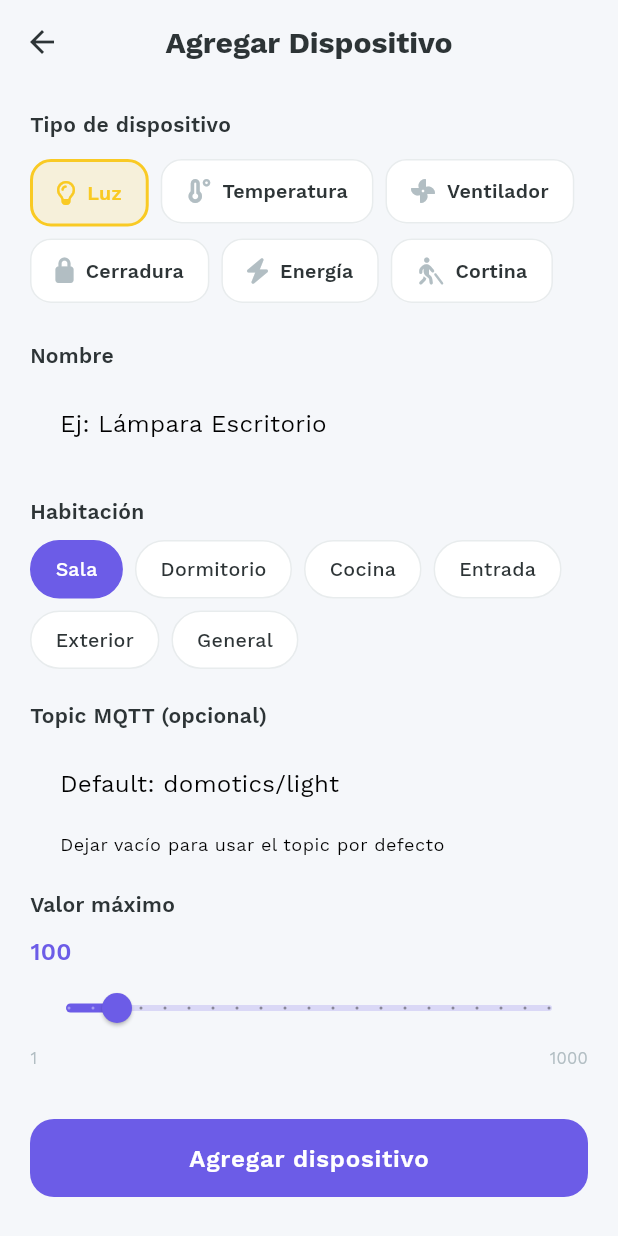
After one commit to siliconvalleyar-oss/domotics_app, a Flutter app: the screen it shows after launch, after a tap on the "add" icon, on a phone screen of 412 x 824 dp. The commit adds this screen. Run offline on Flutter 3.47's test engine with Material 3 defaults, Android fonts, the phone set to English and light mode, and no system bars; our stand-ins replace font_awesome_flutter, shared_preferences; missing offline and left inert: mqtt_client.

Commit message:
feat: add device screen, city field, custom topics, persistence

```diff
--- a/lib/models/device.dart
+++ b/lib/models/device.dart
@@ -78,19 +78,29 @@ extension DeviceTypeExtension on DeviceType {
         return 'domotics/curtain';
     }
   }
+
+  bool get hasSlider {
+    return this == DeviceType.light ||
+        this == DeviceType.temperature ||
+        this == DeviceType.fan ||
+        this == DeviceType.energy ||
+        this == DeviceType.curtain;
+  }
 }
 
 class Device {
   final String id;
   final String name;
   final DeviceType type;
-  final String room;
+  String room;
   bool isOn;
   double value;
   double minValue;
   double maxValue;
   String unit;
   bool isConnected;
+  String city;
+  String customTopic;
 
   Device({
     required this.id,
@@ -103,11 +113,19 @@ class Device {
     this.maxValue = 100,
     this.unit = '%',
     this.isConnected = false,
+    this.city = '',
+    this.customTopic = '',
   });
+
+  String get effectiveTopic {
+    if (customTopic.isNotEmpty) return customTopic;
+    return type.mqttTopic;
+  }
 
   String get valueDisplay {
     if (type == DeviceType.temperature) {
-      return '${value.toStringAsFixed(1)}°C';
+      final cityLabel = city.isNotEmpty ? ' $city' : '';
+      return '${value.toStringAsFixed(1)}°C$cityLabel';
     }
     if (type == DeviceType.lock) {
       return isOn ? 'Cerrado' : 'Abierto';
@@ -129,7 +147,7 @@ class Device {
         type == DeviceType.curtain;
   }
 
-  static List<Device> get sampleDevices => [
+  static List<Device> sampleDevices = [
     Device(
       id: 'light_1',
       name: 'Lámpara Principal',
@@ -149,6 +167,7 @@ class Device {
       minValue: 16,
       maxValue: 30,
       unit: '°C',
+      city: 'Buenos Aires',
     ),
     Device(
       id: 'fan_1',
@@ -217,6 +236,11 @@ class Device {
         'room': room,
         'isOn': isOn,
         'value': value,
+        'city': city,
+        'customTopic': customTopic,
+        'minValue': minValue,
+        'maxValue': maxValue,
+        'unit': unit,
       };
 
   factory Device.fromJson(Map<String, dynamic> json) => Device(
@@ -229,5 +253,10 @@ class Device {
         room: json['room'] as String? ?? 'Sala',
         isOn: json['isOn'] as bool? ?? false,
         value: (json['value'] as num?)?.toDouble() ?? 0,
+        city: json['city'] as String? ?? '',
+        customTopic: json['customTopic'] as String? ?? '',
+        minValue: (json['minValue'] as num?)?.toDouble() ?? 0,
+        maxValue: (json['maxValue'] as num?)?.toDouble() ?? 100,
+        unit: json['unit'] as String? ?? '%',
       );
 }
--- /dev/null
+++ b/lib/screens/add_device_screen.dart
@@ -0,0 +1,277 @@
+import 'package:flutter/material.dart';
+import 'package:font_awesome_flutter/font_awesome_flutter.dart';
+import '../app_theme.dart';
+import '../models/device.dart';
+
+class AddDeviceScreen extends StatefulWidget {
+  const AddDeviceScreen({super.key});
+
+  @override
+  State<AddDeviceScreen> createState() => _AddDeviceScreenState();
+}
+
+class _AddDeviceScreenState extends State<AddDeviceScreen> {
+  final _formKey = GlobalKey<FormState>();
+  final _nameCtrl = TextEditingController();
+  final _topicCtrl = TextEditingController();
+  final _cityCtrl = TextEditingController();
+  DeviceType _type = DeviceType.light;
+  String _room = 'Sala';
+  double _maxValue = 100;
+
+  final List<String> _rooms = ['Sala', 'Dormitorio', 'Cocina', 'Entrada', 'Exterior', 'General'];
+
+  @override
+  void dispose() {
+    _nameCtrl.dispose();
+    _topicCtrl.dispose();
+    _cityCtrl.dispose();
+    super.dispose();
+  }
+
+  @override
+  Widget build(BuildContext context) {
+    return Scaffold(
+      appBar: AppBar(
+        title: const Text(
+          'Agregar Dispositivo',
+          style: TextStyle(
+            fontFamily: AppTheme.fontName,
+            fontWeight: FontWeight.w700,
+            fontSize: 20,
+            color: AppTheme.darkText,
+          ),
+        ),
+      ),
+      body: SingleChildScrollView(
+        padding: const EdgeInsets.fromLTRB(20, 16, 20, 40),
+        child: Form(
+          key: _formKey,
+          child: Column(
+            crossAxisAlignment: CrossAxisAlignment.start,
+            children: [
+              _buildSectionTitle('Tipo de dispositivo'),
+              const SizedBox(height: 12),
+              _buildTypeGrid(),
+              const SizedBox(height: 24),
+              _buildSectionTitle('Nombre'),
+              const SizedBox(height: 8),
+              TextFormField(
+                controller: _nameCtrl,
+                decoration: _inputDecoration('Ej: Lámpara Escritorio'),
+                validator: (v) => (v == null || v.trim().isEmpty) ? 'Requerido' : null,
+              ),
+              const SizedBox(height: 20),
+              _buildSectionTitle('Habitación'),
+              const SizedBox(height: 8),
+              _buildRoomChips(),
+              if (_type == DeviceType.temperature) ...[
+                const SizedBox(height: 20),
+                _buildSectionTitle('Ciudad'),
+                const SizedBox(height: 8),
+                TextFormField(
+                  controller: _cityCtrl,
+                  decoration: _inputDecoration('Ej: Buenos Aires, Madrid...'),
+                ),
+              ],
+              const SizedBox(height: 20),
+              _buildSectionTitle('Topic MQTT (opcional)'),
+              const SizedBox(height: 8),
+              TextFormField(
+                controller: _topicCtrl,
+                decoration: _inputDecoration(
+                  'Default: ${_type.mqttTopic}',
+                  helperText: 'Dejar vacío para usar el topic por defecto',
+                ),
+              ),
+              const SizedBox(height: 20),
+              if (_type.hasSlider) ...[
+                _buildSectionTitle('Valor máximo'),
+                const SizedBox(height: 8),
+                _buildMaxValueSlider(),
+              ],
+              const SizedBox(height: 32),
+              SizedBox(
+                width: double.infinity,
+                height: 52,
+                child: ElevatedButton(
+                  onPressed: _save,
+                  style: ElevatedButton.styleFrom(
+                    backgroundColor: AppTheme.primaryAccent,
+                    foregroundColor: Colors.white,
+                    shape: RoundedRectangleBorder(
+                      borderRadius: BorderRadius.circular(16),
+                    ),
+                    elevation: 0,
+                  ),
+                  child: const Text(
+                    'Agregar dispositivo',
+                    style: TextStyle(
+                      fontFamily: AppTheme.fontName,
+                      fontWeight: FontWeight.w600,
+                      fontSize: 16,
+                    ),
+                  ),
+                ),
+              ),
+            ],
+          ),
+        ),
+      ),
+    );
+  }
+
+  Widget _buildSectionTitle(String text) {
+    return Text(
+      text,
+      style: const TextStyle(
+        fontFamily: AppTheme.fontName,
+        fontWeight: FontWeight.w600,
+        fontSize: 14,
+        color: AppTheme.darkText,
+      ),
+    );
+  }
+
+  InputDecoration _inputDecoration(String hint, {String? helperText}) {
+    return InputDecoration(
+      hintText: hint,
+      helperText: helperText,
+      filled: true,
+      fillColor: AppTheme.background,
+      border: OutlineInputBorder(
+        borderRadius: BorderRadius.circular(12),
+        borderSide: BorderSide.none,
+      ),
+      contentPadding: const EdgeInsets.symmetric(horizontal: 16, vertical: 14),
+    );
+  }
+
+  Widget _buildTypeGrid() {
+    final types = DeviceType.values;
+    return Wrap(
+      spacing: 8,
+      runSpacing: 8,
+      children: types.map((t) {
+        final selected = _type == t;
+        return GestureDetector(
+          onTap: () => setState(() => _type = t),
+          child: AnimatedContainer(
+            duration: const Duration(milliseconds: 200),
+            padding: const EdgeInsets.symmetric(horizontal: 16, vertical: 10),
+            decoration: BoxDecoration(
+              color: selected ? t.color.withValues(alpha: 0.15) : AppTheme.cardBackground,
+              borderRadius: BorderRadius.circular(14),
+              border: Border.all(
+                color: selected ? t.color : AppTheme.deactivatedText.withValues(alpha: 0.3),
+                width: selected ? 2 : 1,
+              ),
+            ),
+            child: Row(
+              mainAxisSize: MainAxisSize.min,
+              children: [
+                FaIcon(t.icon, size: 16, color: selected ? t.color : AppTheme.deactivatedText),
+                const SizedBox(width: 8),
+                Text(
+                  t.label,
+                  style: TextStyle(
+                    fontFamily: AppTheme.fontName,
+                    fontWeight: FontWeight.w600,
+                    fontSize: 13,
+                    color: selected ? t.color : AppTheme.darkText,
+                  ),
+                ),
+              ],
+            ),
+          ),
+        );
+      }).toList(),
+    );
+  }
+
+  Widget _buildRoomChips() {
+    return Wrap(
+      spacing: 8,
+      runSpacing: 8,
+      children: _rooms.map((r) {
+        final selected = _room == r;
+        return GestureDetector(
+          onTap: () => setState(() => _room = r),
+          child: AnimatedContainer(
+            duration: const Duration(milliseconds: 200),
+            padding: const EdgeInsets.symmetric(horizontal: 16, vertical: 8),
+            decoration: BoxDecoration(
+              color: selected ? AppTheme.primaryAccent : AppTheme.cardBackground,
+              borderRadius: BorderRadius.circular(20),
+              border: Border.all(
+                color: selected ? AppTheme.primaryAccent : AppTheme.deactivatedText.withValues(alpha: 0.3),
+              ),
+            ),
+            child: Text(
+              r,
+              style: TextStyle(
+                fontFamily: AppTheme.fontName,
+                fontWeight: FontWeight.w500,
+                fontSize: 13,
+                color: selected ? Colors.white : AppTheme.darkText,
+              ),
+            ),
+          ),
+        );
+      }).toList(),
+    );
+  }
+
+  Widget _buildMaxValueSlider() {
+    return Column(
+      crossAxisAlignment: CrossAxisAlignment.start,
+      children: [
+        Row(
+          mainAxisAlignment: MainAxisAlignment.spaceBetween,
+          children: [
+            Text(
+              '${_maxValue.toInt()}',
+              style: const TextStyle(
+                fontFamily: AppTheme.fontName,
+                fontWeight: FontWeight.w600,
+                fontSize: 16,
+                color: AppTheme.primaryAccent,
+              ),
+            ),
+          ],
+        ),
+        Slider(
+          value: _maxValue,
+          min: 1,
+          max: 1000,
+          divisions: 20,
+          onChanged: (v) => setState(() => _maxValue = v),
+        ),
+        Row(
+          mainAxisAlignment: MainAxisAlignment.spaceBetween,
+          children: [
+            Text('1', style: TextStyle(fontSize: 11, color: AppTheme.deactivatedText)),
+            Text('1000', style: TextStyle(fontSize: 11, color: AppTheme.deactivatedText)),
+          ],
+        ),
+      ],
+    );
+  }
+
+  void _save() {
+    if (!_formKey.currentState!.validate()) return;
+
+    final id = '${_type.name}_${DateTime.now().millisecondsSinceEpoch}';
+    final device = Device(
+      id: id,
+      name: _nameCtrl.text.trim(),
+      type: _type,
+      room: _room,
+      city: _cityCtrl.text.trim(),
+      customTopic: _topicCtrl.text.trim(),
+      maxValue: _maxValue,
+    );
+
+    Navigator.pop(context, device);
+  }
+}
--- a/lib/screens/dashboard_screen.dart
+++ b/lib/screens/dashboard_screen.dart
@@ -4,9 +4,11 @@ import 'package:animations/animations.dart';
 import '../app_theme.dart';
 import '../models/device.dart';
 import '../services/mqtt_service.dart';
+import '../services/config_persistence.dart';
 import '../widgets/device_card.dart';
 import 'device_detail_screen.dart';
 import 'broker_config_screen.dart';
+import 'add_device_screen.dart';
 
 class DashboardScreen extends StatefulWidget {
   final MqttService mqttService;
@@ -22,13 +24,16 @@ class _DashboardScreenState extends State<DashboardScreen> with TickerProviderSt
   late AnimationController _fabAnimationController;
   bool _isConnected = false;
   String _selectedRoom = 'Todos';
+  bool _loaded = false;
 
   final List<String> _rooms = ['Todos', 'Sala', 'Dormitorio', 'Cocina', 'Entrada', 'Exterior', 'General'];
 
   @override
   void initState() {
     super.initState();
-    _devices = Device.sampleDevices;
+    _devices = List.from(Device.sampleDevices);
+    _loadDevices();
+
     _fabAnimationController = AnimationController(
       vsync: this,
       duration: const Duration(milliseconds: 1500),
@@ -48,23 +53,34 @@ class _DashboardScreenState extends State<DashboardScreen> with TickerProviderSt
     WidgetsBinding.instance.addPostFrameCallback((_) => _connectToBroker());
   }
 
+  Future<void> _loadDevices() async {
+    final saved = await ConfigPersistence.loadDevices();
+    if (saved.isNotEmpty && mounted) {
+      setState(() {
+        _devices = [...Device.sampleDevices, ...saved];
+        _loaded = true;
+      });
+    } else {
+      if (mounted) setState(() => _loaded = true);
+    }
+  }
+
   void _subscribeToTopics() {
     for (final device in _devices) {
-      widget.mqttService.subscribe('${device.type.mqttTopic}/status');
+      widget.mqttService.subscribe('${device.effectiveTopic}/status');
     }
   }
 
   void _handleMqttMessage(Map<String, dynamic> message) {
     final topic = message['topic'] as String? ?? '';
     final msgDeviceId = message['deviceId'] as String?;
-    debugPrint('MQTT message received on $topic: $message');
 
     for (final device in _devices) {
       bool matches;
       if (msgDeviceId != null) {
         matches = device.id == msgDeviceId;
       } else {
-        matches = topic.startsWith(device.type.mqttTopic);
+        matches = topic.startsWith(device.effectiveTopic);
       }
       if (matches) {
         setState(() {
@@ -94,7 +110,8 @@ class _DashboardScreenState extends State<DashboardScreen> with TickerProviderSt
   Widget build(BuildContext context) {
     return Scaffold(
       appBar: _buildAppBar(),
-      body: RefreshIndicator(
+      body: _loaded
+          ? RefreshIndicator(
               onRefresh: _refreshDevices,
               child: CustomScrollView(
                 physics: const BouncingScrollPhysics(),
@@ -106,8 +123,47 @@ class _DashboardScreenState extends State<DashboardScreen> with TickerProviderSt
                   ),
                 ],
               ),
+            )
+          : const Center(child: CircularProgressIndicator()),
+      floatingActionButton: Column(
+        mainAxisSize: MainAxisSize.min,
+        children: [
+          FloatingActionButton.small(
+            heroTag: 'add_device',
+            onPressed: _openAddDevice,
+            backgroundColor: AppTheme.primaryAccent,
+            child: const Icon(Icons.add, color: Colors.white),
           ),
-      floatingActionButton: _buildFloatingButton(),
+          const SizedBox(height: 8),
+          ScaleTransition(
+            scale: CurvedAnimation(
+              parent: _fabAnimationController,
+              curve: Curves.easeOutBack,
+            ),
+            child: FloatingActionButton.extended(
+              heroTag: 'connect_broker',
+              onPressed: _isConnected ? null : _connectToBroker,
+              backgroundColor: _isConnected ? AppTheme.success : AppTheme.primaryAccent,
+              elevation: 4,
+              shape: RoundedRectangleBorder(borderRadius: BorderRadius.circular(16)),
+              icon: FaIcon(
+                _isConnected ? FontAwesomeIcons.check : FontAwesomeIcons.wifi,
+                color: Colors.white,
+                size: 18,
+              ),
+              label: Text(
+                _isConnected ? 'Conectado' : 'Conectar',
+                style: const TextStyle(
+                  fontFamily: AppTheme.fontName,
+                  fontWeight: FontWeight.w600,
+                  fontSize: 14,
+                  color: Colors.white,
+                ),
+              ),
+            ),
+          ),
+        ],
+      ),
     );
   }
 
@@ -148,11 +204,7 @@ class _DashboardScreenState extends State<DashboardScreen> with TickerProviderSt
       ),
       actions: [
         IconButton(
-          icon: FaIcon(
-            FontAwesomeIcons.gear,
-            size: 20,
-            color: AppTheme.darkText,
-          ),
+          icon: const FaIcon(FontAwesomeIcons.gear, size: 20, color: AppTheme.darkText),
           onPressed: _openBrokerConfig,
           tooltip: 'Configurar broker',
         ),
@@ -234,14 +286,17 @@ class _DashboardScreenState extends State<DashboardScreen> with TickerProviderSt
           child: Column(
             mainAxisAlignment: MainAxisAlignment.center,
             children: [
-              FaIcon(FontAwesomeIcons.magnifyingGlass, size: 48, color: AppTheme.deactivatedText),
+              const FaIcon(FontAwesomeIcons.magnifyingGlass, size: 48, color: AppTheme.deactivatedText),
               const SizedBox(height: 16),
               const Text(
                 'No hay dispositivos en esta habitación',
-                style: TextStyle(
-                  fontFamily: AppTheme.fontName,
-                  color: AppTheme.lightText,
+                style: TextStyle(fontFamily: AppTheme.fontName, color: AppTheme.lightText),
               ),
+              const SizedBox(height: 8),
+              TextButton.icon(
+                onPressed: _openAddDevice,
+                icon: const Icon(Icons.add),
+                label: const Text('Agregar dispositivo'),
               ),
             ],
           ),
@@ -263,35 +318,6 @@ class _DashboardScreenState extends State<DashboardScreen> with TickerProviderSt
           onToggle: () => _toggleDevice(devices[index]),
         ),
         childCount: devices.length,
-      ),
-    );
-  }
-
-  Widget _buildFloatingButton() {
-    return ScaleTransition(
-      scale: CurvedAnimation(
-        parent: _fabAnimationController,
-        curve: Curves.easeOutBack,
-      ),
-      child: FloatingActionButton.extended(
-        onPressed: _isConnected ? null : _connectToBroker,
-        backgroundColor: _isConnected ? AppTheme.success : AppTheme.primaryAccent,
-        elevation: 4,
-        shape: RoundedRectangleBorder(borderRadius: BorderRadius.circular(16)),
-        icon: FaIcon(
-          _isConnected ? FontAwesomeIcons.check : FontAwesomeIcons.wifi,
-          color: Colors.white,
-          size: 18,
-        ),
-        label: Text(
-          _isConnected ? 'Conectado' : 'Conectar Broker',
-          style: const TextStyle(
-            fontFamily: AppTheme.fontName,
-            fontWeight: FontWeight.w600,
-            fontSize: 14,
-            color: Colors.white,
-          ),
-        ),
       ),
     );
   }
@@ -337,11 +363,26 @@ class _DashboardScreenState extends State<DashboardScreen> with TickerProviderSt
     });
 
     if (_isConnected) {
-      widget.mqttService.publish(device.type.mqttTopic, {
+      widget.mqttService.publish(device.effectiveTopic, {
         'command': device.isOn ? 'on' : 'off',
         'deviceId': device.id,
       });
     }
+  }
+
+  void _openAddDevice() {
+    Navigator.push<Device>(
+      context,
+      MaterialPageRoute(builder: (_) => const AddDeviceScreen()),
+    ).then((newDevice) {
+      if (newDevice != null && mounted) {
+        setState(() => _devices.add(newDevice));
+        _saveDevices();
+        if (_isConnected) {
+          widget.mqttService.subscribe('${newDevice.effectiveTopic}/status');
+        }
+      }
+    });
   }
 
   void _openBrokerConfig() {
@@ -361,4 +402,10 @@ class _DashboardScreenState extends State<DashboardScreen> with TickerProviderSt
     await Future.delayed(const Duration(milliseconds: 800));
     if (mounted) setState(() {});
   }
+
+  Future<void> _saveDevices() async {
+    final sampleIds = Device.sampleDevices.map((d) => d.id).toSet();
+    final custom = _devices.where((d) => !sampleIds.contains(d.id)).toList();
+    await ConfigPersistence.saveDevices(custom);
   }
+}
--- a/lib/services/config_persistence.dart
+++ b/lib/services/config_persistence.dart
@@ -1,13 +1,15 @@
+import 'dart:convert';
 import 'package:shared_preferences/shared_preferences.dart';
 import '../models/broker_config.dart';
+import '../models/device.dart';
 
 class ConfigPersistence {
   static const String _hostKey = 'mqtt_host';
   static const String _portKey = 'mqtt_port';
   static const String _usernameKey = 'mqtt_username';
   static const String _passwordKey = 'mqtt_password';
+  static const String _devicesKey = 'custom_devices';
 
-  /// Guarda la configuración del broker en SharedPreferences
   static Future<void> saveConfig(BrokerConfig config) async {
     final prefs = await SharedPreferences.getInstance();
     await prefs.setString(_hostKey, config.host);
@@ -16,7 +18,6 @@ class ConfigPersistence {
     await prefs.setString(_passwordKey, config.password);
   }
 
-  /// Carga la configuración guardada, o retorna null si no existe
   static Future<BrokerConfig?> loadConfig() async {
     final prefs = await SharedPreferences.getInstance();
     final host = prefs.getString(_hostKey);
@@ -30,7 +31,6 @@ class ConfigPersistence {
     );
   }
 
-  /// Limpia la configuración guardada
   static Future<void> clearConfig() async {
     final prefs = await SharedPreferences.getInstance();
     await prefs.remove(_hostKey);
@@ -38,4 +38,22 @@ class ConfigPersistence {
     await prefs.remove(_usernameKey);
     await prefs.remove(_passwordKey);
   }
+
+  static Future<void> saveDevices(List<Device> devices) async {
+    final prefs = await SharedPreferences.getInstance();
+    final json = devices.map((d) => d.toJson()).toList();
+    await prefs.setString(_devicesKey, jsonEncode(json));
+  }
+
+  static Future<List<Device>> loadDevices() async {
+    final prefs = await SharedPreferences.getInstance();
+    final raw = prefs.getString(_devicesKey);
+    if (raw == null || raw.isEmpty) return [];
+    try {
+      final list = jsonDecode(raw) as List;
+      return list.map((e) => Device.fromJson(e as Map<String, dynamic>)).toList();
+    } catch (_) {
+      return [];
+    }
+  }
 }
```
Lines whose indentation alone changed are shown as unchanged.
